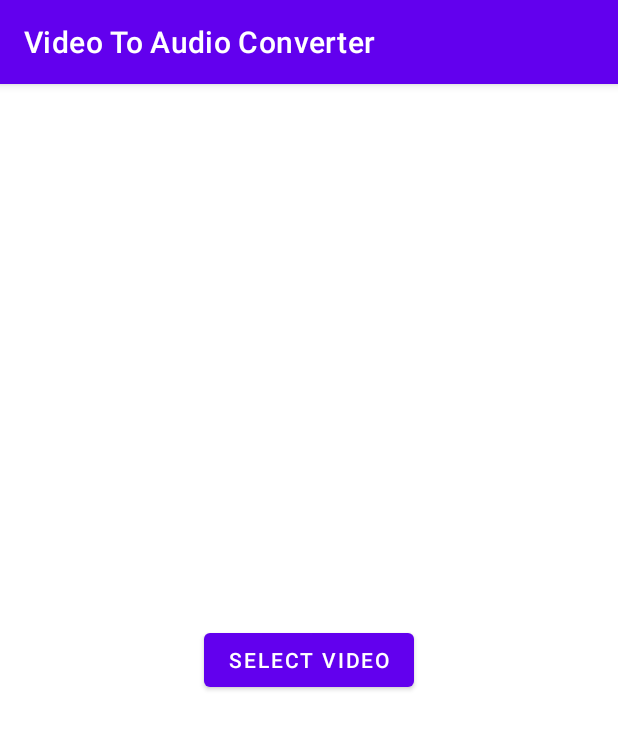
After one commit to stsaikat/videotoaudioconverter, an Android app: the fragment SelectVideoFragment shown on its own in the app's theme, on a phone screen of 412 x 824 dp. The commit adds this screen. Shown: the top 729 px of the screen. Run offline under Robolectric (Android 15) with nearby library versions, the light colour scheme and no system bars.

Commit message:
select video fragment added

```diff
--- /dev/null
+++ b/app/src/main/java/com/simplerapps/videotoaudio/SelectVideoFragment.kt
@@ -0,0 +1,7 @@
+package com.simplerapps.videotoaudio
+
+import androidx.fragment.app.Fragment
+
+class SelectVideoFragment : Fragment(R.layout.fragment_select_video) {
+
+}
--- /dev/null
+++ b/app/src/main/res/layout/fragment_select_video.xml
@@ -0,0 +1,17 @@
+<?xml version="1.0" encoding="utf-8"?>
+<androidx.constraintlayout.widget.ConstraintLayout xmlns:android="http://schemas.android.com/apk/res/android"
+    xmlns:app="http://schemas.android.com/apk/res-auto"
+    xmlns:tools="http://schemas.android.com/tools"
+    android:layout_width="match_parent"
+    android:layout_height="match_parent">
+
+    <Button
+        android:id="@+id/bt_select_video"
+        android:layout_width="wrap_content"
+        android:layout_height="wrap_content"
+        android:text="select video"
+        app:layout_constraintBottom_toBottomOf="parent"
+        app:layout_constraintEnd_toEndOf="parent"
+        app:layout_constraintStart_toStartOf="parent"
+        app:layout_constraintTop_toTopOf="parent" />
+</androidx.constraintlayout.widget.ConstraintLayout>
```
Also changed, not shown: app/build.gradle (+7 -2 lines), app/src/main/java/com/simplerapps/videotoaudio/MainActivity.kt (+21 -1 lines), app/src/main/res/layout/activity_main.xml (+4 -8 lines).
